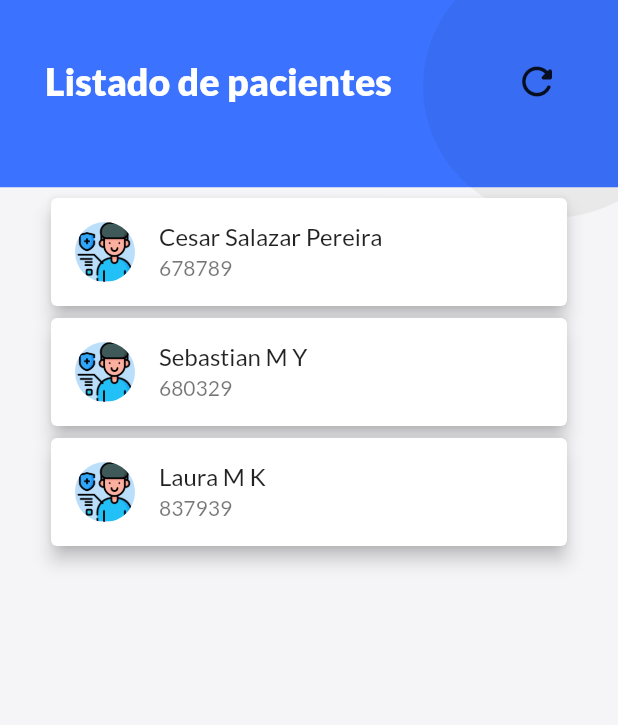
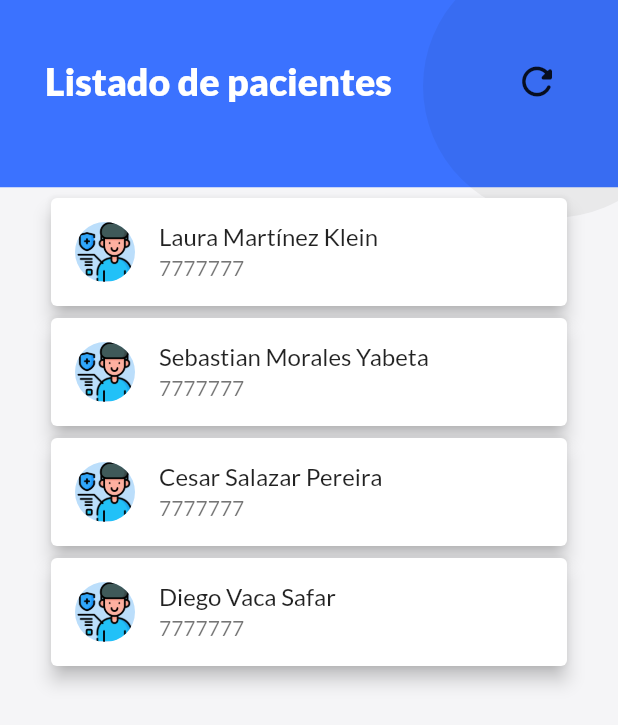
Before and after one commit to CesarSP99/covid-patients-monitor, a Flutter app: the screen it shows after launch, after a tap on the "refresh" icon, on a phone screen of 412 x 824 dp. Shown: the top 725 px of the screen. Run offline on Flutter 3.47's test engine with Material 2 defaults, Android fonts, the phone set to English and light mode, and no system bars; our stand-ins replace google_fonts.

Commit message:
Cambios menores

```diff
--- /dev/null
+++ b/lib/models/lectura.dart
@@ -0,0 +1,18 @@
+import 'paciente.dart';
+
+class Lectura {
+  int idLectura;
+  DateTime fecha;
+  int ritmoCardiaco;
+  int saturacionOxigeno;
+  int idPaciente;
+  Paciente paciente;
+  Lectura({
+    this.idLectura,
+    this.fecha,
+    this.ritmoCardiaco,
+    this.saturacionOxigeno,
+    this.idPaciente,
+    this.paciente,
+  });
+}
--- a/lib/models/paciente.dart
+++ b/lib/models/paciente.dart
@@ -1,3 +1,5 @@
+import 'lectura.dart';
+
 class Paciente {
   int idPaciente;
   String nombre;
@@ -16,20 +18,3 @@ class Paciente {
     this.lecturas,
   });
 }
-
-class Lectura {
-  int idLectura;
-  DateTime fecha;
-  int ritmoCardiaco;
-  int saturacionOxigeno;
-  int idPaciente;
-  Paciente paciente;
-  Lectura({
-    this.idLectura,
-    this.fecha,
-    this.ritmoCardiaco,
-    this.saturacionOxigeno,
-    this.idPaciente,
-    this.paciente,
-  });
-}
--- a/lib/screens/patient_data.dart
+++ b/lib/screens/patient_data.dart
@@ -18,11 +18,15 @@ class DatosDelPaciente extends StatefulWidget {
 
 class _DatosDelPacienteState extends State<DatosDelPaciente> {
   Paciente paciente;
+  String bpm;
+  String spo2;
 
   @override
   void initState() {
     super.initState();
     paciente = widget.paciente;
+    bpm = "--";
+    spo2 = "--";
     cargarLecturas();
   }
 
@@ -62,7 +66,7 @@ class _DatosDelPacienteState extends State<DatosDelPaciente> {
             padding: EdgeInsets.all(Constants.paddingSide),
             child: ListView(
               children: <Widget>[
-                // Header - Greetings and Avatar
+                // Header
                 Row(
                   children: <Widget>[
                     Expanded(
@@ -84,7 +88,7 @@ class _DatosDelPacienteState extends State<DatosDelPaciente> {
 
                 SizedBox(height: 50),
 
-                // Main Cards - Heartbeat and Blood Pressure
+                // Main Cards
                 Container(
                   height: 140,
                   child: ListView(
@@ -93,7 +97,7 @@ class _DatosDelPacienteState extends State<DatosDelPaciente> {
                       CardMain(
                         image: AssetImage('assets/icons/heartbeat.png'),
                         title: "Ritmo\nCardiaco",
-                        value: "--",
+                        value: bpm,
                         unit: "bpm",
                         color: Constants.lightGreen,
                         detailsScreen: DetailsBPMScreen(),
@@ -101,7 +105,7 @@ class _DatosDelPacienteState extends State<DatosDelPaciente> {
                       CardMain(
                         image: AssetImage('assets/icons/blooddrop.png'),
                         title: "Saturación\nde Oxígeno",
-                        value: "--",
+                        value: spo2,
                         unit: "%",
                         color: Constants.lightYellow,
                         detailsScreen: DetailsSpO2Screen(),
@@ -112,7 +116,7 @@ class _DatosDelPacienteState extends State<DatosDelPaciente> {
 
                 SizedBox(height: 50),
 
-                // Scheduled Activities
+                // DATOS PERSONALES
                 Text(
                   "DATOS PERSONALES",
                   style: TextStyle(
@@ -146,7 +150,7 @@ class _DatosDelPacienteState extends State<DatosDelPaciente> {
                         title: "Direccion",
                         icon: Icon(Icons.map),
                         color: Colors.cyan,
-                        detail: "paciente.direccion",
+                        detail: paciente.direccion,
                       ),
                     ],
                   ),
--- a/lib/screens/patient_selector.dart
+++ b/lib/screens/patient_selector.dart
@@ -25,23 +25,33 @@ class _PatientSelectorState extends State<PatientSelector> {
     setState(() {
       listaDePacientes = [
         Paciente(
+          nombre: 'Laura',
+          apellidoPaterno: 'Martínez',
+          apellidoMaterno: 'Klein',
+          telefono: 7777777,
+          direccion: "Santa Cruz",
+        ),
+        Paciente(
+          nombre: 'Sebastian',
+          apellidoPaterno: 'Morales',
+          apellidoMaterno: 'Yabeta',
+          telefono: 7777777,
+          direccion: "Santa Cruz",
+        ),
+        Paciente(
           nombre: 'Cesar',
           apellidoPaterno: 'Salazar',
           apellidoMaterno: 'Pereira',
-          telefono: 678789,
+          telefono: 7777777,
+          direccion: "Santa Cruz",
         ),
         Paciente(
-          nombre: 'Sebastian',
-          apellidoPaterno: 'M',
-          apellidoMaterno: 'Y',
-          telefono: 680329,
+          nombre: 'Diego',
+          apellidoPaterno: 'Vaca',
+          apellidoMaterno: 'Safar',
+          telefono: 7777777,
+          direccion: "Santa Cruz",
         ),
-        Paciente(
-          nombre: 'Laura',
-          apellidoPaterno: 'M',
-          apellidoMaterno: 'K',
-          telefono: 837939,
-        )
       ];
     });
   }
@@ -78,7 +88,7 @@ class _PatientSelectorState extends State<PatientSelector> {
             padding: EdgeInsets.all(Constants.paddingSide),
             child: ListView(
               children: <Widget>[
-                // Header - Greetings and Avatar
+                // Header
                 Row(
                   children: <Widget>[
                     Expanded(
```
